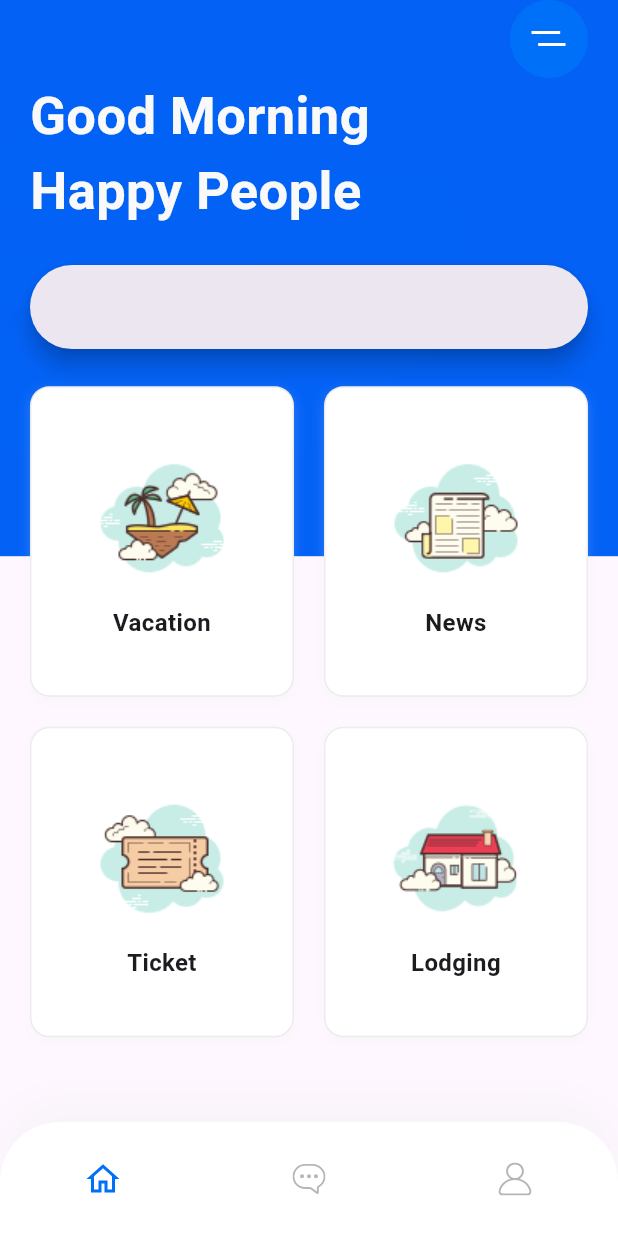
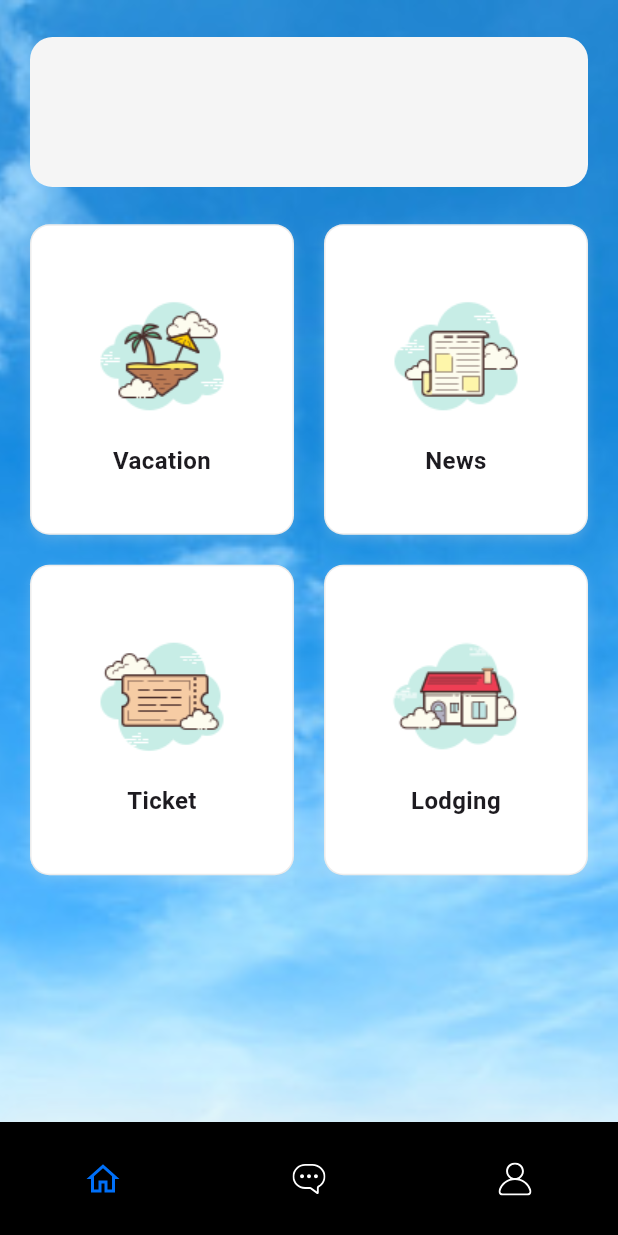
Before and after one commit to Latorynska/HolidayHunt, a Flutter app: the DashboardScreen screen opened directly, on a phone screen of 412 x 824 dp. Run offline on Flutter 3.47's test engine with Material 3 defaults, Android fonts, the phone set to English and light mode, and no system bars; our stand-ins replace animated_splash_screen, flutter_svg, shared_preferences; accounts and stored records are empty.

Commit message:
update: progress dashboard

```diff
--- a/lib/main.dart
+++ b/lib/main.dart
@@ -1,4 +1,5 @@
 import 'package:flutter/material.dart';
+import 'package:wisata_app/screens/dashboard_screen.dart';
 import 'package:wisata_app/screens/login_screen.dart';
 import 'package:wisata_app/screens/splash_screen.dart';
 
@@ -14,7 +15,7 @@ class MyApp extends StatelessWidget {
       title: 'Wisata App',
       theme: ThemeData(),
       // home: const SplashScreen(),
-      home: const LoginScreen(),
+      home: const DashboardScreen(),
     );
   }
 }
--- a/lib/screens/dashboard_screen.dart
+++ b/lib/screens/dashboard_screen.dart
@@ -4,6 +4,7 @@ import 'package:wisata_app/screens/main_screen.dart';
 import 'package:wisata_app/utils/contants.dart';
 import 'package:wisata_app/widgets/button_nav_bar.dart';
 import 'package:wisata_app/widgets/category_card.dart';
+import 'package:wisata_app/widgets/lokasi_card.dart';
 
 class DashboardScreen extends StatelessWidget {
   const DashboardScreen({super.key});
@@ -15,13 +16,17 @@ class DashboardScreen extends StatelessWidget {
       bottomNavigationBar: const ButtonNavBar(selectedMenu: MenuState.home),
       body: Stack(
         children: <Widget>[
-          Container(
-            height: size.height * .45,
-            decoration: const BoxDecoration(
-              color: bgLightColor,
-              image: DecorationImage(
-                alignment: Alignment.centerLeft,
-                image: AssetImage("assets/images/bg-dashboard.png"),
+          Positioned(
+            top: 0,
+            left: 0,
+            right: 0,
+            child: Container(
+              height: size.height,
+              decoration: const BoxDecoration(
+                image: DecorationImage(
+                  image: AssetImage("assets/images/bg-dashboard.jpg"),
+                  fit: BoxFit.cover,
+                ),
               ),
             ),
           ),
@@ -31,27 +36,8 @@ class DashboardScreen extends StatelessWidget {
               child: Column(
                 crossAxisAlignment: CrossAxisAlignment.start,
                 children: <Widget>[
-                  Align(
-                    alignment: Alignment.topRight,
-                    child: Container(
-                      alignment: Alignment.center,
-                      height: 52,
-                      width: 52,
-                      decoration: const BoxDecoration(
-                        color: primaryColor,
-                        shape: BoxShape.circle,
-                      ),
-                      child: SvgPicture.asset("assets/icons/menu.svg"),
-                    ),
-                  ),
-                  const Text("Good Morning \nHappy People",
-                      style: TextStyle(
-                        fontWeight: FontWeight.bold,
-                        fontSize: 35,
-                        color: textLightColor,
-                      )),
                   SizedBox(height: size.height * .03),
-                  const SearchBar(),
+                  LokasiCard(),
                   SizedBox(height: size.height * .03),
                   Expanded(
                     child: GridView.count(
@@ -91,7 +77,7 @@ class DashboardScreen extends StatelessWidget {
                 ],
               ),
             ),
-          )
+          ),
         ],
       ),
     );
--- a/lib/widgets/button_nav_bar.dart
+++ b/lib/widgets/button_nav_bar.dart
@@ -16,11 +16,12 @@ class ButtonNavBar extends StatelessWidget {
 
   @override
   Widget build(BuildContext context) {
-    const Color inActiveIconColor = Color(0xFFB6B6B6);
+    const Color inActiveIconColor =
+        Colors.white; // Set the inActiveIconColor to white
     return Container(
       padding: const EdgeInsets.symmetric(vertical: 14),
       decoration: BoxDecoration(
-        color: Colors.white,
+        color: Colors.black, // Set the background color to black
         boxShadow: [
           BoxShadow(
             offset: const Offset(0, -15),
@@ -28,10 +29,7 @@ class ButtonNavBar extends StatelessWidget {
             color: const Color(0xFFDADADA).withOpacity(0.15),
           ),
         ],
-        borderRadius: const BorderRadius.only(
-          topLeft: Radius.circular(40),
-          topRight: Radius.circular(40),
-        ),
+        borderRadius: const BorderRadius.only(),
       ),
       child: SafeArea(
         top: false,
@@ -48,10 +46,15 @@ class ButtonNavBar extends StatelessWidget {
               onPressed: () => Navigator.push(
                 context,
                 MaterialPageRoute(
-                        builder: (context) => const DashboardScreen())),
+                  builder: (context) => const DashboardScreen(),
+                ),
+              ),
             ),
             IconButton(
-                icon: SvgPicture.asset("assets/icons/message.svg"),
+              icon: SvgPicture.asset(
+                "assets/icons/message.svg",
+                color: inActiveIconColor,
+              ),
               onPressed: () {},
             ),
             IconButton(
@@ -65,10 +68,14 @@ class ButtonNavBar extends StatelessWidget {
                 Navigator.push(
                   context,
                   MaterialPageRoute(
-                            builder: (context) => ProfileScreen()));
-                  }),
+                    builder: (context) => ProfileScreen(),
+                  ),
+                );
+              },
+            ),
           ],
-          )),
+        ),
+      ),
     );
   }
 }
--- /dev/null
+++ b/lib/widgets/lokasi_card.dart
@@ -0,0 +1,12 @@
+import 'package:flutter/material.dart';
+
+class LokasiCard extends StatelessWidget {
+  @override
+  Widget build(BuildContext context) {
+    return Container(
+      decoration: BoxDecoration(
+          color: Color(0xFFF5F5F5), borderRadius: BorderRadius.circular(15)),
+      height: 100,
+    );
+  }
+}
```
Also changed, not shown: lib/screens/dashboard_screen-old.dart (added, +99 -0 lines), assets/images/bg-dashboard.jpg (added), assets/images/bg-dashboard.png (deleted), 4 other files. Lines whose indentation alone changed are shown as unchanged.
